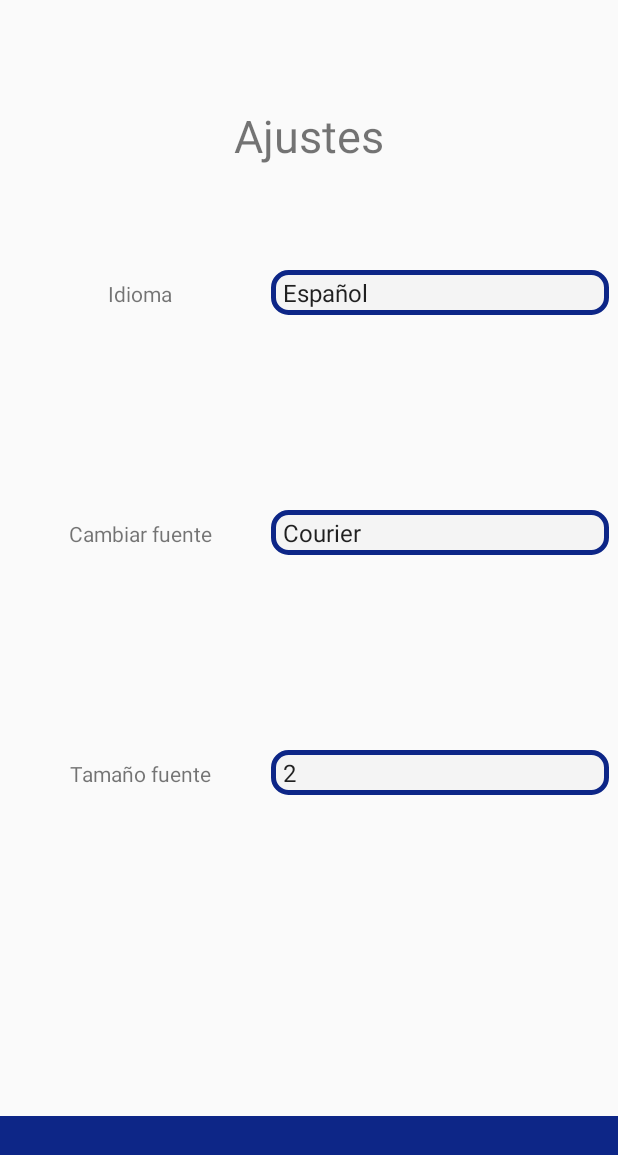
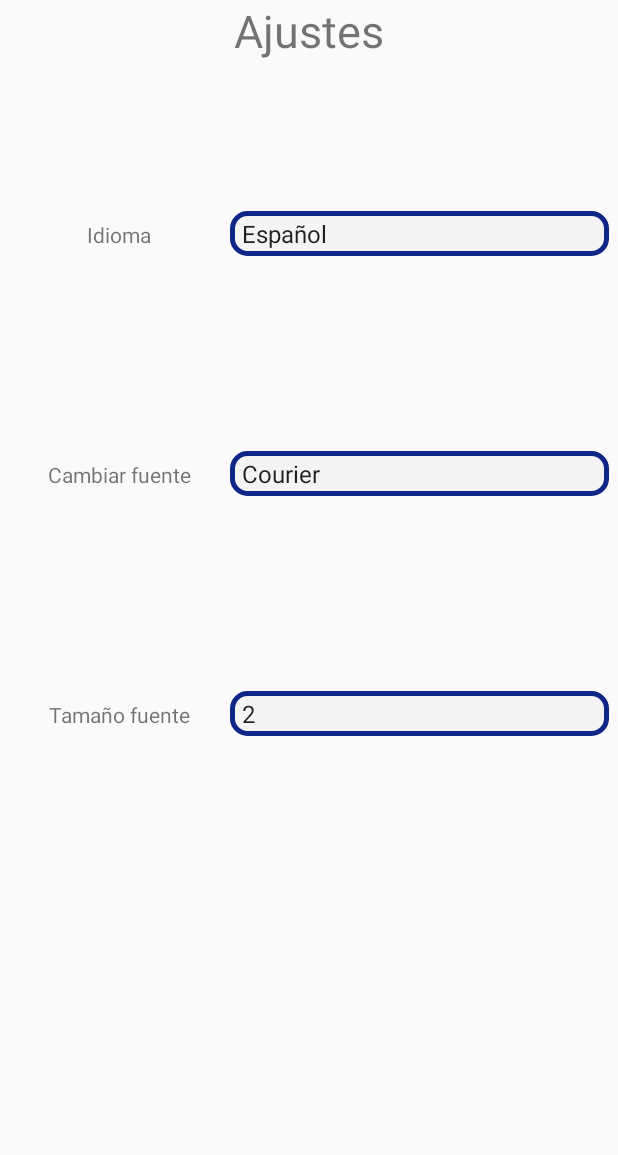
Before and after one commit to Malkien/ProyectoGrupoPM, an Android app: the Ajustes screen opened directly, with no data from a screen before it, on a phone screen of 412 x 824 dp. Shown: the top 1155 px of the screen. Run offline under Robolectric (Android 15) with nearby library versions, the phone set to English and light mode, and no system bars.

Commit message:
Cambios de aspecto general de registro,filtrar y ajustes

```diff
--- a/app/src/main/java/com/example/drawcoco/Filtrar.java
+++ b/app/src/main/java/com/example/drawcoco/Filtrar.java
@@ -24,12 +24,6 @@ public class Filtrar extends AppCompatActivity {
         menor=findViewById(R.id.menorprecio);
         mayor=findViewById(R.id.mayorprecio);
 
-
-        if(gratuitas.isChecked()){
-            menor.setEnabled(false);
-            mayor.setEnabled(false);
-        }
-
         String[] datos = new String[] {"Paisajes", "Animales", "Personas"};
         ArrayAdapter<String> adapter = new ArrayAdapter<String>(this,
                 android.R.layout.simple_spinner_item, datos);
--- a/app/src/main/res/layout/activity_ajustes.xml
+++ b/app/src/main/res/layout/activity_ajustes.xml
@@ -7,30 +7,24 @@
     tools:context=".Ajustes">
 
     <LinearLayout
-        android:id="@+id/barradenavegacion"
-        android:layout_width="0dp"
-        android:layout_height="80dp"
-        android:background="@color/colorBordes"
-        android:orientation="horizontal"
-        app:layout_constraintBottom_toBottomOf="parent"
-        app:layout_constraintEnd_toEndOf="parent"
-        app:layout_constraintStart_toStartOf="parent"></LinearLayout>
-
-    <LinearLayout
         android:id="@+id/linearLayout4"
         android:layout_width="400dp"
         android:layout_height="60dp"
-        android:layout_marginTop="180dp"
+        android:layout_marginStart="40dp"
+        android:layout_marginTop="100dp"
+        android:layout_marginEnd="40dp"
         android:orientation="horizontal"
+        app:layout_constraintBottom_toTopOf="@+id/linearLayout5"
         app:layout_constraintEnd_toEndOf="parent"
+        app:layout_constraintHorizontal_bias="0.5"
         app:layout_constraintStart_toStartOf="parent"
-        app:layout_constraintTop_toTopOf="parent">
+        app:layout_constraintTop_toBottomOf="@+id/tituloajustes">
 
         <TextView
             android:id="@+id/textoidioma"
             android:layout_width="120dp"
             android:layout_height="30dp"
-            android:layout_weight="1"
+            android:layout_weight="0.5"
             android:text="Idioma"
             android:textAlignment="center" />
 
@@ -38,7 +32,7 @@
             android:id="@+id/eligeidioma"
             android:layout_width="170dp"
             android:layout_height="30dp"
-            android:layout_weight="1"
+            android:layout_weight="1.5"
             android:background="@drawable/caja_texto" />
     </LinearLayout>
 
@@ -46,9 +40,13 @@
         android:id="@+id/linearLayout5"
         android:layout_width="400dp"
         android:layout_height="60dp"
+        android:layout_marginStart="40dp"
         android:layout_marginTop="100dp"
+        android:layout_marginEnd="40dp"
         android:orientation="horizontal"
+        app:layout_constraintBottom_toTopOf="@+id/linearLayout3"
         app:layout_constraintEnd_toEndOf="parent"
+        app:layout_constraintHorizontal_bias="0.5"
         app:layout_constraintStart_toStartOf="parent"
         app:layout_constraintTop_toBottomOf="@+id/linearLayout4">
 
@@ -56,7 +54,7 @@
             android:id="@+id/textofuente"
             android:layout_width="120dp"
             android:layout_height="30dp"
-            android:layout_weight="1"
+            android:layout_weight="0.5"
             android:text="Cambiar fuente"
             android:textAlignment="center" />
 
@@ -64,16 +62,20 @@
             android:id="@+id/eligefuente"
             android:layout_width="170dp"
             android:layout_height="30dp"
-            android:layout_weight="1"
+            android:layout_weight="1.5"
             android:background="@drawable/caja_texto" />
     </LinearLayout>
 
     <LinearLayout
+        android:id="@+id/linearLayout3"
         android:layout_width="400dp"
         android:layout_height="60dp"
+        android:layout_marginStart="40dp"
         android:layout_marginTop="100dp"
+        android:layout_marginEnd="40dp"
         android:orientation="horizontal"
         app:layout_constraintEnd_toEndOf="parent"
+        app:layout_constraintHorizontal_bias="0.5"
         app:layout_constraintStart_toStartOf="parent"
         app:layout_constraintTop_toBottomOf="@+id/linearLayout5">
 
@@ -81,15 +83,15 @@
             android:id="@+id/textotamano"
             android:layout_width="120dp"
             android:layout_height="30dp"
-            android:textAlignment="center"
-            android:layout_weight="1"
-            android:text="Tamaño fuente" />
+            android:layout_weight="0.5"
+            android:text="Tamaño fuente"
+            android:textAlignment="center" />
 
         <Spinner
             android:id="@+id/eligetamano"
             android:layout_width="170dp"
             android:layout_height="30dp"
-            android:layout_weight="1"
+            android:layout_weight="1.5"
             android:background="@drawable/caja_texto" />
     </LinearLayout>
 
@@ -101,6 +103,7 @@
         android:textSize="30dp"
         app:layout_constraintBottom_toTopOf="@+id/linearLayout4"
         app:layout_constraintEnd_toEndOf="parent"
+        app:layout_constraintHorizontal_bias="0.5"
         app:layout_constraintStart_toStartOf="parent"
         app:layout_constraintTop_toTopOf="parent" />
 </androidx.constraintlayout.widget.ConstraintLayout>
```
Also changed, not shown: app/src/main/res/layout/activity_filtrar.xml (+20 -13 lines), app/src/main/res/layout/activity_registro.xml (+9 -21 lines).
